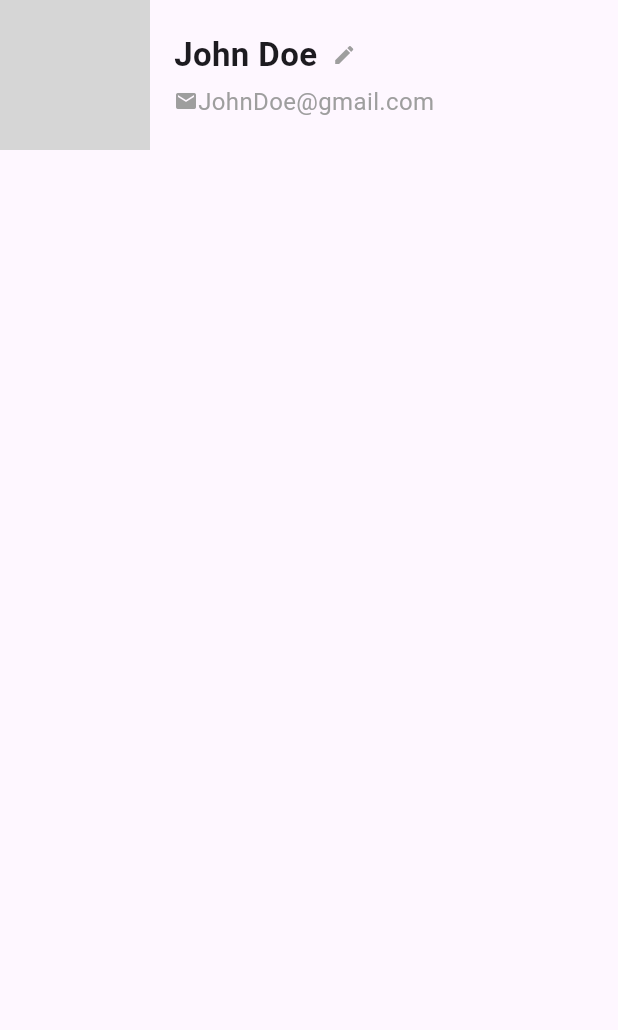
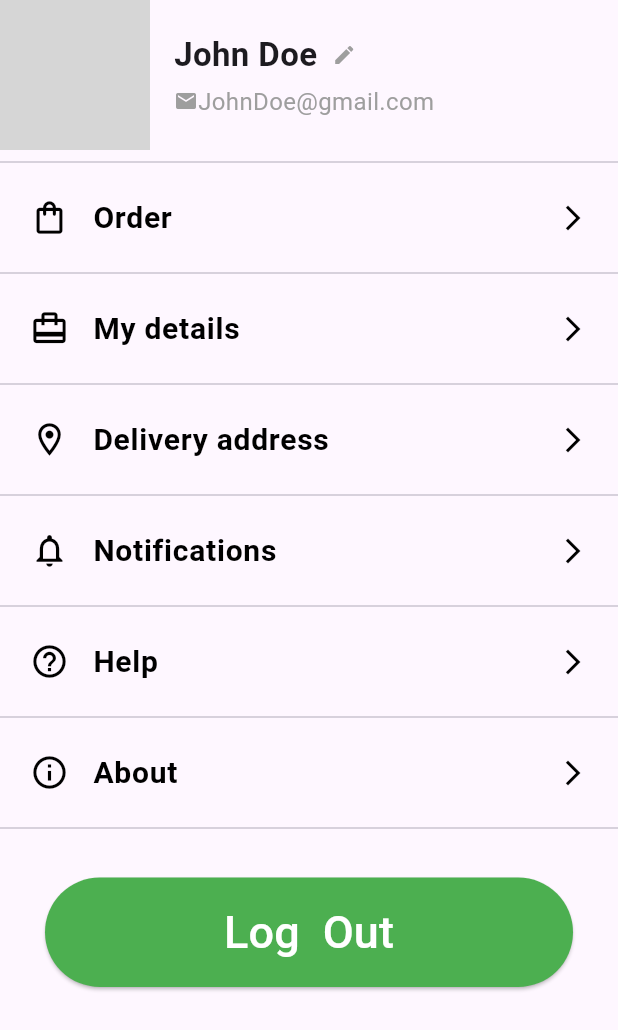
Before and after one commit to mirajgansi/Click_shop, a Flutter app: the ProfileScreen widget shown alone on an empty page, opened directly, on a phone screen of 412 x 824 dp. Shown: the top 1030 px of the screen. Run offline on Flutter 3.47's test engine with Material 3 defaults, Android fonts, the light colour scheme and no system bars; our stand-ins replace flutter_svg, motion_toast; grey boxes are pictures that could not be loaded.

Commit message:
menu  item widget created

```diff
--- a/lib/screens/bottom_screen/profile_screen.dart
+++ b/lib/screens/bottom_screen/profile_screen.dart
@@ -1,3 +1,5 @@
+import 'package:click_shop/widgets/my_button_widgets.dart';
+import 'package:click_shop/widgets/my_menu_items_widgets.dart';
 import 'package:flutter/material.dart';
 
 class ProfileScreen extends StatelessWidget {
@@ -51,6 +53,32 @@ class ProfileScreen extends StatelessWidget {
               ),
             ],
           ),
+          const Divider(),
+          const MyMenuItemsWidgets(
+            icon: Icons.shopping_bag_outlined,
+            title: 'Order',
+          ),
+          const MyMenuItemsWidgets(
+            icon: Icons.card_travel,
+            title: 'My details',
+          ),
+          const MyMenuItemsWidgets(
+            icon: Icons.location_on_outlined,
+            title: 'Delivery address',
+          ),
+          const MyMenuItemsWidgets(
+            icon: Icons.notifications_none,
+            title: 'Notifications',
+          ),
+          const MyMenuItemsWidgets(icon: Icons.help_outline, title: 'Help'),
+          const MyMenuItemsWidgets(icon: Icons.info_outline, title: 'About'),
+          SizedBox(height: 25),
+          MyButtonWidgets(
+            text: 'Log  Out',
+            onPressed: () {
+              Navigator.pushNamed(context, '/login');
+            },
+          ),
         ],
       ),
     );
--- /dev/null
+++ b/lib/widgets/my_menu_items_widgets.dart
@@ -0,0 +1,38 @@
+import 'package:flutter/material.dart';
+
+class MyMenuItemsWidgets extends StatelessWidget {
+  const MyMenuItemsWidgets({
+    super.key,
+    required this.icon,
+    required this.title,
+  });
+
+  final IconData icon;
+  final String title;
+  @override
+  Widget build(BuildContext context) {
+    return Column(
+      children: [
+        ListTile(
+          leading: Icon(icon, size: 26, color: Colors.black),
+          title: Text(
+            title,
+            style: TextStyle(
+              fontSize: 20,
+              fontWeight: FontWeight.bold,
+              color: Colors.black,
+            ),
+          ),
+          trailing: const Icon(
+            Icons.arrow_forward_ios,
+            size: 20,
+            color: Colors.black,
+          ),
+          contentPadding: EdgeInsets.symmetric(horizontal: 20, vertical: 1),
+          onTap: () {},
+        ),
+        const Divider(),
+      ],
+    );
+  }
+}
```
